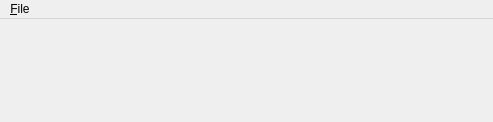
Old version of the form src/mainwindow.ui in the repository Vesuri/excellence.
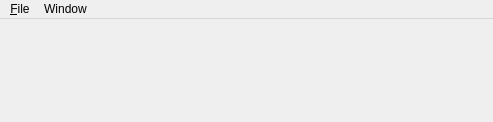
New version of the form. Custom widgets are drawn as their Qt base class.

Commit message: Allow multiple views to the same buffer

Patch:
```diff
--- a/src/mainwindow.ui
+++ b/src/mainwindow.ui
@@ -81,9 +81,17 @@
     <addaction name="actionSave"/>
     <addaction name="actionSaveAs"/>
     <addaction name="separator"/>
-    <addaction name="actionQuit"/>
+    <addaction name="actionFileQuit"/>
+   </widget>
+   <widget class="QMenu" name="menuWindow">
+    <property name="title">
+     <string>Window</string>
+    </property>
+    <addaction name="actionWindowNewWindow"/>
+    <addaction name="actionWindowCloseWindow"/>
    </widget>
    <addaction name="menu_File"/>
+   <addaction name="menuWindow"/>
   </widget>
   <action name="actionOpen">
    <property name="text">
```
Left out of the diff: 24 changed lines with no effect on the pictures. The commit also changes 2 other files.
